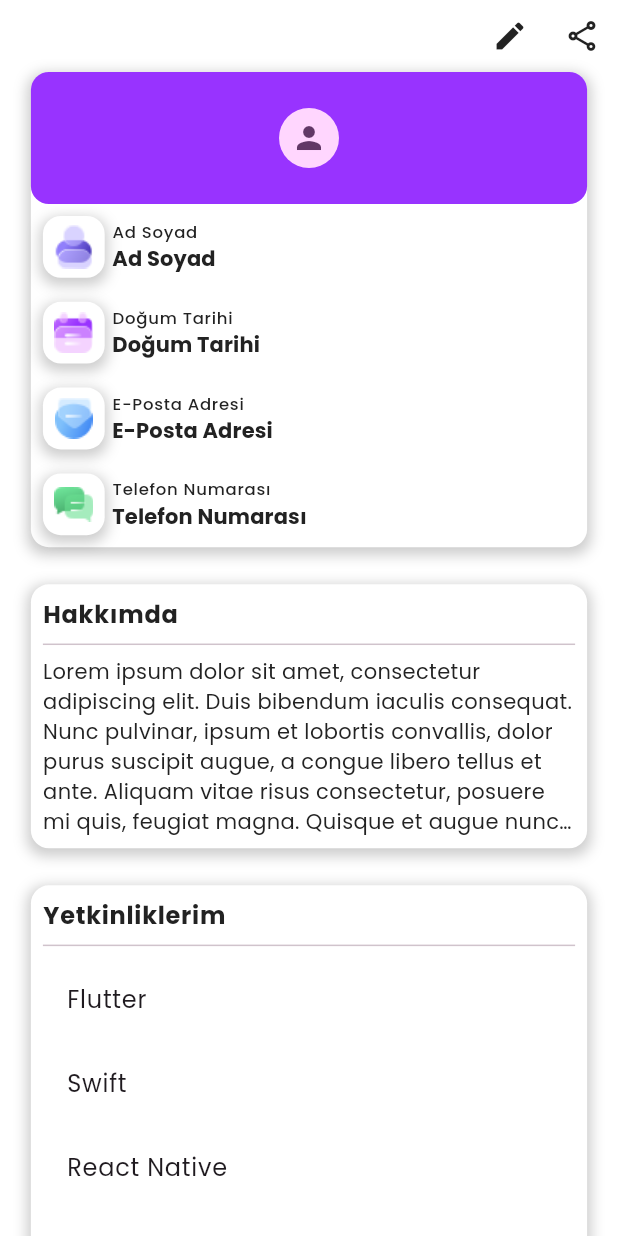
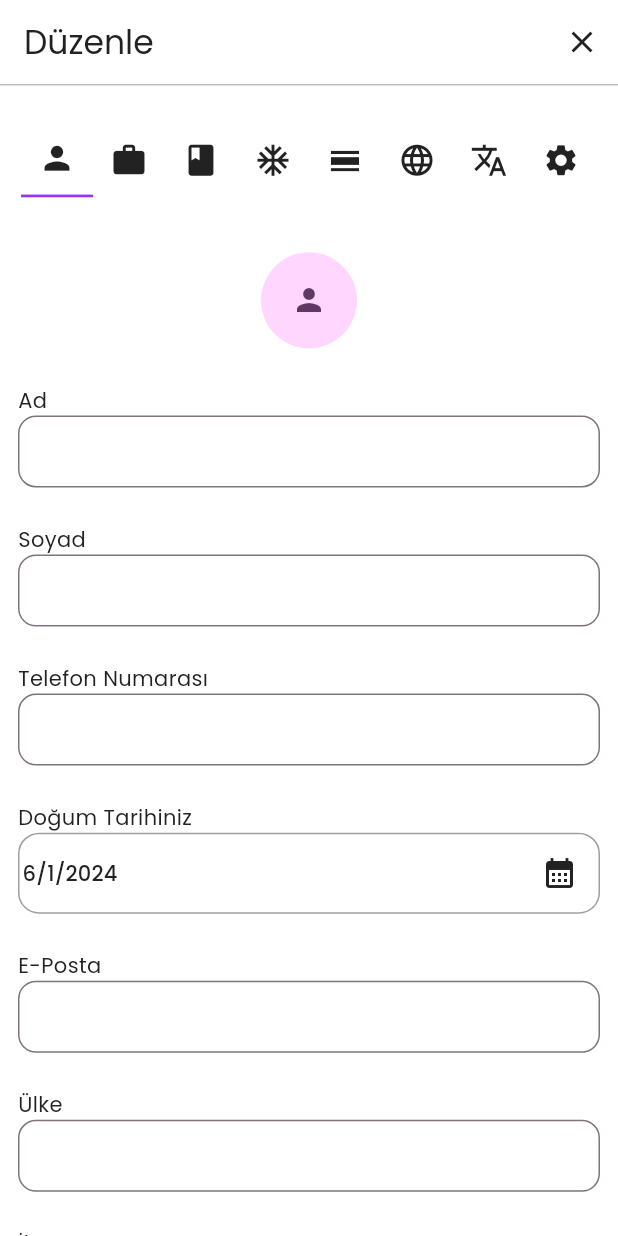
Before and after one commit to mustafatmaca/tobeto_app, a Flutter app: the ProfileScreen widget shown alone on an empty page, opened directly, after a tap on the "edit" icon, on a phone screen of 412 x 824 dp. Run offline on Flutter 3.47's test engine with Material 3 defaults, Android fonts, the phone set to English and light mode, and no system bars; our stand-ins replace google_fonts.

Commit message:
profile edit screen created

```diff
--- /dev/null
+++ b/lib/screens/profile_edit/edit_main_screen.dart
@@ -0,0 +1,311 @@
+import 'package:flutter/material.dart';
+import 'package:tobeto_app/screens/profile_edit/edit_personal.dart';
+
+class EditMainScreen extends StatefulWidget {
+  const EditMainScreen({Key? key}) : super(key: key);
+
+  @override
+  _EditMainScreenState createState() => _EditMainScreenState();
+}
+
+class _EditMainScreenState extends State<EditMainScreen> {
+  final ScrollController _scrollController = ScrollController();
+  int currentTab = 0;
+
+  @override
+  Widget build(BuildContext context) {
+    return Scaffold(
+      appBar: AppBar(
+        scrolledUnderElevation: 0.0,
+        automaticallyImplyLeading: false,
+        title: Text("Düzenle"),
+        actions: [
+          IconButton(
+              onPressed: () {
+                Navigator.pop(context);
+              },
+              icon: Icon(Icons.close))
+        ],
+        bottom: PreferredSize(
+            preferredSize: Size.fromHeight(1.0),
+            child: Divider(
+              color: Colors.black26,
+              height: 1.0,
+            )),
+      ),
+      body: ListView(
+        children: [
+          Padding(
+            padding: const EdgeInsets.only(left: 12.0, right: 12.0),
+            child: Container(
+              child: Column(
+                children: [
+                  SizedBox(
+                    height: MediaQuery.of(context).size.height * 0.03,
+                  ),
+                  Scrollbar(
+                    thumbVisibility: true,
+                    controller: _scrollController,
+                    child: SingleChildScrollView(
+                      controller: _scrollController,
+                      scrollDirection: Axis.horizontal,
+                      child: Padding(
+                        padding: const EdgeInsets.only(bottom: 12.0),
+                        child: Row(
+                          children: [
+                            currentTab == 0
+                                ? Container(
+                                    decoration: BoxDecoration(
+                                      border: Border(
+                                          bottom: BorderSide(
+                                              width: 1.8,
+                                              color: Theme.of(context)
+                                                  .primaryColor)),
+                                    ),
+                                    child: IconButton(
+                                        iconSize: 25,
+                                        onPressed: () {
+                                          setState(() {
+                                            currentTab = 0;
+                                          });
+                                        },
+                                        icon: Icon(Icons.person)),
+                                  )
+                                : IconButton(
+                                    iconSize: 25,
+                                    onPressed: () {
+                                      setState(() {
+                                        currentTab = 0;
+                                      });
+                                    },
+                                    icon: Icon(Icons.person)),
+                            currentTab == 1
+                                ? Container(
+                                    decoration: BoxDecoration(
+                                        border: Border(
+                                            bottom: BorderSide(
+                                                width: 1.8,
+                                                color: Theme.of(context)
+                                                    .primaryColor))),
+                                    child: IconButton(
+                                        iconSize: 25,
+                                        onPressed: () {
+                                          setState(() {
+                                            currentTab = 1;
+                                          });
+                                        },
+                                        icon: Icon(Icons.work)),
+                                  )
+                                : IconButton(
+                                    iconSize: 25,
+                                    onPressed: () {
+                                      setState(() {
+                                        currentTab = 1;
+                                      });
+                                    },
+                                    icon: Icon(Icons.work)),
+                            currentTab == 2
+                                ? Container(
+                                    decoration: BoxDecoration(
+                                        border: Border(
+                                            bottom: BorderSide(
+                                                width: 1.8,
+                                                color: Theme.of(context)
+                                                    .primaryColor))),
+                                    child: IconButton(
+                                        iconSize: 25,
+                                        onPressed: () {
+                                          setState(() {
+                                            currentTab = 2;
+                                          });
+                                        },
+                                        icon: Icon(Icons.book)),
+                                  )
+                                : IconButton(
+                                    iconSize: 25,
+                                    onPressed: () {
+                                      setState(() {
+                                        currentTab = 2;
+                                      });
+                                    },
+                                    icon: Icon(Icons.book)),
+                            currentTab == 3
+                                ? Container(
+                                    decoration: BoxDecoration(
+                                        border: Border(
+                                            bottom: BorderSide(
+                                                width: 1.8,
+                                                color: Theme.of(context)
+                                                    .primaryColor))),
+                                    child: IconButton(
+                                        iconSize: 25,
+                                        onPressed: () {
+                                          setState(() {
+                                            currentTab = 3;
+                                          });
+                                        },
+                                        icon: Icon(Icons.ac_unit)),
+                                  )
+                                : IconButton(
+                                    iconSize: 25,
+                                    onPressed: () {
+                                      setState(() {
+                                        currentTab = 3;
+                                      });
+                                    },
+                                    icon: Icon(Icons.ac_unit)),
+                            currentTab == 4
+                                ? Container(
+                                    decoration: BoxDecoration(
+                                        border: Border(
+                                            bottom: BorderSide(
+                                                width: 1.8,
+                                                color: Theme.of(context)
+                                                    .primaryColor))),
+                                    child: IconButton(
+                                        iconSize: 25,
+                                        onPressed: () {
+                                          setState(() {
+                                            currentTab = 4;
+                                          });
+                                        },
+                                        icon: Icon(Icons.calendar_view_day)),
+                                  )
+                                : IconButton(
+                                    iconSize: 25,
+                                    onPressed: () {
+                                      setState(() {
+                                        currentTab = 4;
+                                      });
+                                    },
+                                    icon: Icon(Icons.calendar_view_day)),
+                            currentTab == 5
+                                ? Container(
+                                    decoration: BoxDecoration(
+                                        border: Border(
+                                            bottom: BorderSide(
+                                                width: 1.8,
+                                                color: Theme.of(context)
+                                                    .primaryColor))),
+                                    child: IconButton(
+                                        iconSize: 25,
+                                        onPressed: () {
+                                          setState(() {
+                                            currentTab = 5;
+                                          });
+                                        },
+                                        icon: Icon(Icons.language)),
+                                  )
+                                : IconButton(
+                                    iconSize: 25,
+                                    onPressed: () {
+                                      setState(() {
+                                        currentTab = 5;
+                                      });
+                                    },
+                                    icon: Icon(Icons.language)),
+                            currentTab == 6
+                                ? Container(
+                                    decoration: BoxDecoration(
+                                        border: Border(
+                                            bottom: BorderSide(
+                                                width: 1.8,
+                                                color: Theme.of(context)
+                                                    .primaryColor))),
+                                    child: IconButton(
+                                        iconSize: 25,
+                                        onPressed: () {
+                                          setState(() {
+                                            currentTab = 6;
+                                          });
+                                        },
+                                        icon: Icon(Icons.translate)),
+                                  )
+                                : IconButton(
+                                    iconSize: 25,
+                                    onPressed: () {
+                                      setState(() {
+                                        currentTab = 6;
+                                      });
+                                    },
+                                    icon: Icon(Icons.translate)),
+                            currentTab == 7
+                                ? Container(
+                                    decoration: BoxDecoration(
+                                        border: Border(
+                                            bottom: BorderSide(
+                                                width: 1.8,
+                                                color: Theme.of(context)
+                                                    .primaryColor))),
+                                    child: IconButton(
+                                        iconSize: 25,
+                                        onPressed: () {
+                                          setState(() {
+                                            currentTab = 7;
+                                          });
+                                        },
+                                        icon: Icon(Icons.settings)),
+                                  )
+                                : IconButton(
+                                    iconSize: 25,
+                                    onPressed: () {
+                                      setState(() {
+                                        currentTab = 7;
+                                      });
+                                    },
+                                    icon: Icon(Icons.settings)),
+                          ],
+                        ),
+                      ),
+                    ),
+                  ),
+                  SizedBox(
+                    height: MediaQuery.of(context).size.height * 0.03,
+                  ),
+                  buildContent(currentTab),
+                ],
+              ),
+            ),
+          ),
+        ],
+      ),
+    );
+  }
+
+  Widget buildContent(int currentTab) {
+    switch (currentTab) {
+      case 0:
+        return EditPersonal();
+      case 1:
+        return Container(
+          child: Center(child: Text("2")),
+        );
+      case 2:
+        return Container(
+          child: Center(child: Text("3")),
+        );
+      case 3:
+        return Container(
+          child: Center(child: Text("4")),
+        );
+      case 4:
+        return Container(
+          child: Center(child: Text("5")),
+        );
+      case 5:
+        return Container(
+          child: Center(child: Text("6")),
+        );
+      case 6:
+        return Container(
+          child: Center(child: Text("7")),
+        );
+      case 7:
+        return Container(
+          child: Center(child: Text("8")),
+        );
+      default:
+        return Container(); // Varsayılan durumda boş bir container döndürüyoruz.
+    }
+  }
+}
--- /dev/null
+++ b/lib/screens/profile_edit/edit_personal.dart
@@ -0,0 +1,265 @@
+import 'package:flutter/material.dart';
+
+const List<String> list = <String>['One', 'Two', 'Three', 'Four'];
+
+class EditPersonal extends StatefulWidget {
+  const EditPersonal({Key? key}) : super(key: key);
+
+  @override
+  _EditPersonalState createState() => _EditPersonalState();
+}
+
+class _EditPersonalState extends State<EditPersonal> {
+  var dropdownValue = list.first;
+  var dropdownValueSecond = list.first;
+  var imagePath;
+  @override
+  Widget build(BuildContext context) {
+    return Container(
+      child: Column(
+        children: [
+          CircleAvatar(
+            maxRadius: 32,
+            child: imagePath != null
+                ? Image.asset(
+                    imagePath,
+                    width: 150,
+                    height: 75,
+                  )
+                : Icon(Icons.person),
+          ),
+          SizedBox(
+            height: MediaQuery.of(context).size.height * 0.03,
+          ),
+          Align(
+            alignment: Alignment.centerLeft,
+            child: Text(
+              "Ad",
+            ),
+          ),
+          TextField(
+            decoration: InputDecoration(
+              border: OutlineInputBorder(
+                borderRadius: BorderRadius.circular(12),
+              ),
+              contentPadding: const EdgeInsets.all(8),
+            ),
+          ),
+          SizedBox(
+            height: MediaQuery.of(context).size.height * 0.03,
+          ),
+          Align(
+            alignment: Alignment.centerLeft,
+            child: Text(
+              "Soyad",
+            ),
+          ),
+          TextField(
+            decoration: InputDecoration(
+                border: OutlineInputBorder(
+                  borderRadius: BorderRadius.circular(12),
+                ),
+                contentPadding: const EdgeInsets.all(8)),
+          ),
+          SizedBox(
+            height: MediaQuery.of(context).size.height * 0.03,
+          ),
+          Align(
+            alignment: Alignment.centerLeft,
+            child: Text(
+              "Telefon Numarası",
+            ),
+          ),
+          TextField(
+            decoration: InputDecoration(
+                border: OutlineInputBorder(
+                  borderRadius: BorderRadius.circular(12),
+                ),
+                contentPadding: const EdgeInsets.all(8)),
+          ),
+          SizedBox(
+            height: MediaQuery.of(context).size.height * 0.03,
+          ),
+          Align(
+            alignment: Alignment.centerLeft,
+            child: Text(
+              "Doğum Tarihiniz",
+            ),
+          ),
+          DecoratedBox(
+            decoration: BoxDecoration(
+                border: Border.all(width: 1, color: Colors.black38),
+                borderRadius: BorderRadius.circular(14)),
+            child: Padding(
+              padding: const EdgeInsets.all(3.0),
+              child: Row(
+                mainAxisAlignment: MainAxisAlignment.spaceBetween,
+                children: [
+                  Text(
+                    '${DateTime.now().day}/${DateTime.now().month}/${DateTime.now().year}',
+                    style: Theme.of(context).textTheme.titleSmall,
+                  ),
+                  IconButton(
+                      onPressed: () {}, icon: const Icon(Icons.calendar_month)),
+                ],
+              ),
+            ),
+          ),
+          SizedBox(
+            height: MediaQuery.of(context).size.height * 0.03,
+          ),
+          Align(
+            alignment: Alignment.centerLeft,
+            child: Text(
+              "E-Posta",
+            ),
+          ),
+          TextField(
+            decoration: InputDecoration(
+                border: OutlineInputBorder(
+                  borderRadius: BorderRadius.circular(12),
+                ),
+                contentPadding: const EdgeInsets.all(8)),
+          ),
+          SizedBox(
+            height: MediaQuery.of(context).size.height * 0.03,
+          ),
+          Align(
+            alignment: Alignment.centerLeft,
+            child: Text(
+              "Ülke",
+            ),
+          ),
+          TextField(
+            decoration: InputDecoration(
+                border: OutlineInputBorder(
+                  borderRadius: BorderRadius.circular(12),
+                ),
+                contentPadding: const EdgeInsets.all(8)),
+          ),
+          SizedBox(
+            height: MediaQuery.of(context).size.height * 0.03,
+          ),
+          Align(
+            alignment: Alignment.centerLeft,
+            child: Text(
+              "İl",
+            ),
+          ),
+          Align(
+            alignment: Alignment.centerLeft,
+            child: DecoratedBox(
+              decoration: BoxDecoration(
+                  border: Border.all(width: 1, color: Colors.black38),
+                  borderRadius: BorderRadius.circular(14)),
+              child: Padding(
+                padding: const EdgeInsets.all(4.0),
+                child: DropdownButton<String>(
+                  isExpanded: true,
+                  underline: Container(),
+                  value: dropdownValue,
+                  items: list.map<DropdownMenuItem<String>>((String value) {
+                    return DropdownMenuItem<String>(
+                      value: value,
+                      child: Text(value),
+                    );
+                  }).toList(),
+                  onChanged: (String? value) {
+                    setState(() {
+                      dropdownValue = value!;
+                    });
+                  },
+                ),
+              ),
+            ),
+          ),
+          SizedBox(
+            height: MediaQuery.of(context).size.height * 0.03,
+          ),
+          Align(
+            alignment: Alignment.centerLeft,
+            child: Text(
+              "İlçe",
+            ),
+          ),
+          Align(
+            alignment: Alignment.centerLeft,
+            child: DecoratedBox(
+              decoration: BoxDecoration(
+                  border: Border.all(width: 1, color: Colors.black38),
+                  borderRadius: BorderRadius.circular(14)),
+              child: Padding(
+                padding: const EdgeInsets.all(4.0),
+                child: DropdownButton<String>(
+                  isExpanded: true,
+                  underline: Container(),
+                  value: dropdownValueSecond,
+                  items: list.map<DropdownMenuItem<String>>((String value) {
+                    return DropdownMenuItem<String>(
+                      value: value,
+                      child: Text(value),
+                    );
+                  }).toList(),
+                  onChanged: (String? value) {
+                    setState(() {
+                      dropdownValueSecond = value!;
+                    });
+                  },
+                ),
+              ),
+            ),
+          ),
+          SizedBox(
+            height: MediaQuery.of(context).size.height * 0.03,
+          ),
+          Align(
+            alignment: Alignment.centerLeft,
+            child: Text(
+              "Adres",
+            ),
+          ),
+          TextField(
+            maxLines: 4,
+            decoration: InputDecoration(
+                border: OutlineInputBorder(
+                  borderRadius: BorderRadius.circular(12),
+                ),
+                contentPadding: const EdgeInsets.all(8)),
+          ),
+          SizedBox(
+            height: MediaQuery.of(context).size.height * 0.03,
+          ),
+          Align(
+            alignment: Alignment.centerLeft,
+            child: Text(
+              "Hakkımda",
+            ),
+          ),
+          TextField(
+            maxLines: 4,
+            decoration: InputDecoration(
+                border: OutlineInputBorder(
+                  borderRadius: BorderRadius.circular(12),
+                ),
+                contentPadding: const EdgeInsets.all(8)),
+          ),
+          SizedBox(
+            height: MediaQuery.of(context).size.height * 0.03,
+          ),
+          ElevatedButton(
+            onPressed: () {},
+            child: const Text("Kaydet"),
+            style: ElevatedButton.styleFrom(
+                minimumSize: Size(
+              MediaQuery.of(context).size.width * 0.9,
+              MediaQuery.of(context).size.height * 0.06,
+            )),
+          ),
+          SizedBox(
+            height: MediaQuery.of(context).size.height * 0.03,
+          ),
+        ],
+      ),
+    );
+  }
+}
--- a/lib/screens/profile_screen.dart
+++ b/lib/screens/profile_screen.dart
@@ -1,4 +1,5 @@
 import 'package:flutter/material.dart';
+import 'package:tobeto_app/screens/profile_edit/edit_main_screen.dart';
 import 'package:tobeto_app/widgets/custom_widgets/footer.dart';
 
 List<String> skills = [
@@ -34,7 +35,15 @@ class _ProfileScreenState extends State<ProfileScreen> {
             Row(
               mainAxisAlignment: MainAxisAlignment.end,
               children: [
-                IconButton(onPressed: () {}, icon: const Icon(Icons.edit)),
+                IconButton(
+                    onPressed: () {
+                      Navigator.push(
+                          context,
+                          MaterialPageRoute(
+                            builder: (context) => EditMainScreen(),
+                          ));
+                    },
+                    icon: const Icon(Icons.edit)),
                 IconButton(
                     onPressed: () {}, icon: const Icon(Icons.share_outlined))
               ],
```
